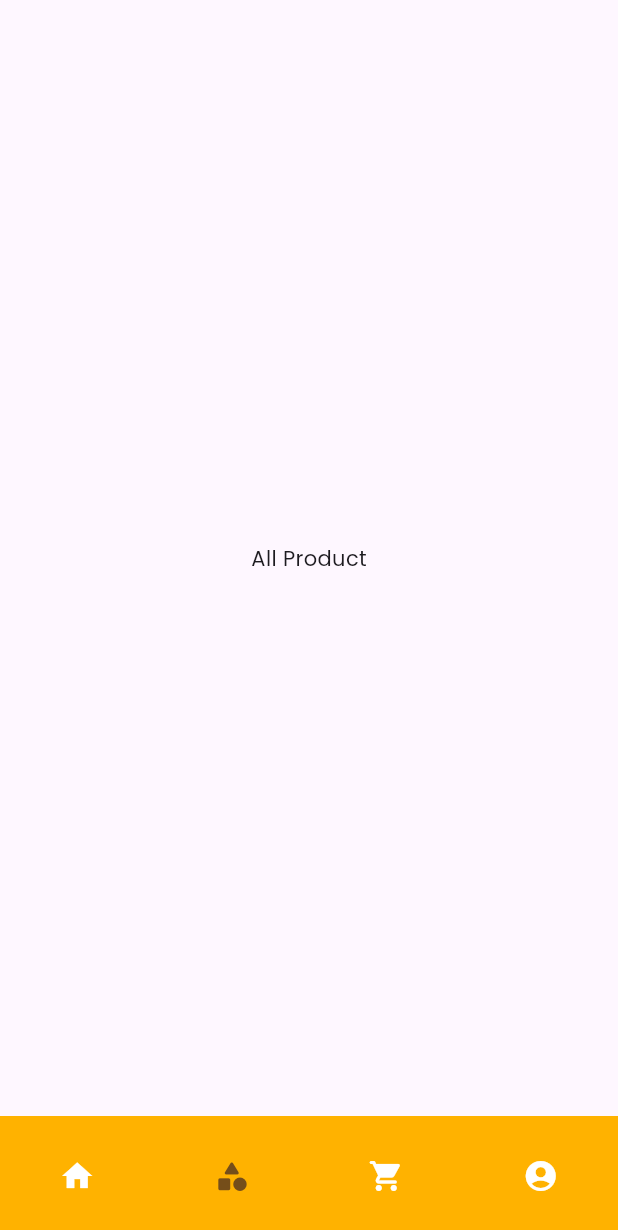
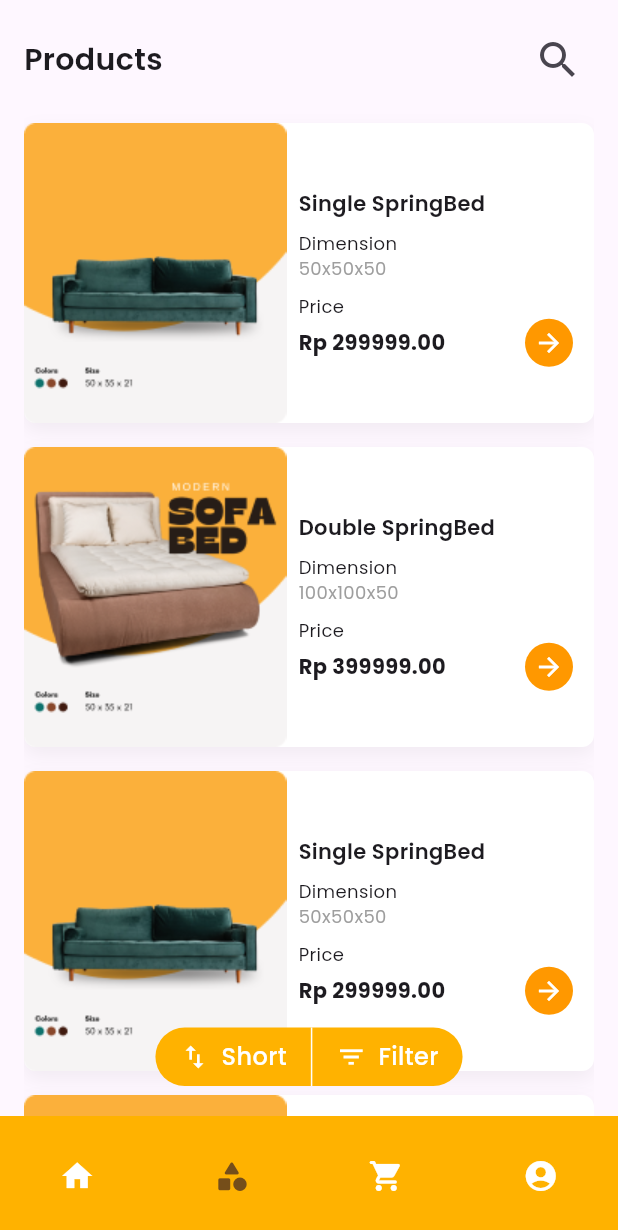
Before and after one commit to fauz2323/woodman_fe, a Flutter app: the screen it shows after launch, item 2 of the bottom bar chosen, on a phone screen of 412 x 824 dp. Shown: the top 1230 px of the screen. Run offline on Flutter 3.47's test engine with Material 3 defaults, Android fonts, the light colour scheme and no system bars; our stand-ins replace bloc, carousel_slider, flutter_bloc, freezed_annotation, google_fonts.

Commit message:
Create product page & product card horizontal widget

```diff
--- a/lib/main/view/pages/beranda/cubit/beranda_cubit.dart
+++ b/lib/main/view/pages/beranda/cubit/beranda_cubit.dart
@@ -5,5 +5,5 @@ part 'beranda_state.dart';
 part 'beranda_cubit.freezed.dart';
 
 class BerandaCubit extends Cubit<BerandaState> {
-  BerandaCubit() : super(BerandaState.initial());
+  BerandaCubit() : super(const BerandaState.initial());
 }
--- a/lib/main/view/pages/home/cubit/home_cubit.dart
+++ b/lib/main/view/pages/home/cubit/home_cubit.dart
@@ -5,7 +5,7 @@ part 'home_state.dart';
 part 'home_cubit.freezed.dart';
 
 class HomeCubit extends Cubit<HomeState> {
-  HomeCubit() : super(HomeState.initial(0));
+  HomeCubit() : super(const HomeState.initial(0));
 
   void setSelected(int index) {
     emit(HomeState.initial(index));
--- a/lib/main/view/pages/home/home_view.dart
+++ b/lib/main/view/pages/home/home_view.dart
@@ -11,7 +11,7 @@ class HomeView extends StatelessWidget {
 
   static final List<Widget> _fragment = <Widget>[
     BerandaView(),
-    const ProductView(),
+    ProductView(),
     const CartView(),
     const ProfileView(),
   ];
--- a/lib/main/view/pages/login/cubit/login_cubit.dart
+++ b/lib/main/view/pages/login/cubit/login_cubit.dart
@@ -5,7 +5,7 @@ part 'login_state.dart';
 part 'login_cubit.freezed.dart';
 
 class LoginCubit extends Cubit<LoginState> {
-  LoginCubit() : super(LoginState.initial(true));
+  LoginCubit() : super(const LoginState.initial(true));
 
   setObsecure(bool activeObsecure) {
     emit(LoginState.initial(!activeObsecure));
--- /dev/null
+++ b/lib/main/view/pages/product/cubit/product_cubit.dart
@@ -0,0 +1,9 @@
+import 'package:bloc/bloc.dart';
+import 'package:freezed_annotation/freezed_annotation.dart';
+
+part 'product_state.dart';
+part 'product_cubit.freezed.dart';
+
+class ProductCubit extends Cubit<ProductState> {
+  ProductCubit() : super(ProductState.initial());
+}
--- /dev/null
+++ b/lib/main/view/pages/product/cubit/product_state.dart
@@ -0,0 +1,6 @@
+part of 'product_cubit.dart';
+
+@freezed
+class ProductState with _$ProductState {
+  const factory ProductState.initial() = _Initial;
+}
--- a/lib/main/view/pages/product/product_view.dart
+++ b/lib/main/view/pages/product/product_view.dart
@@ -1,13 +1,142 @@
 import 'package:flutter/material.dart';
+import 'package:google_fonts/google_fonts.dart';
+import 'package:woodman_project_fe/main/view/widged/my_product_card_horizontal_widget.dart';
+import 'package:woodman_project_fe/model/product_model.dart';
 
 class ProductView extends StatelessWidget {
-  const ProductView({super.key});
+  ProductView({super.key});
 
+  final List<ProductModel> products = [
+    ProductModel(
+      name: 'Single SpringBed',
+      dimension: '50x50x50',
+      price: 299999.00,
+      imageUrl: 'asset/images/sofa.png',
+    ),
+    ProductModel(
+      name: 'Double SpringBed',
+      dimension: '100x100x50',
+      price: 399999.00,
+      imageUrl: 'asset/images/sofabed.png',
+    ),
+    ProductModel(
+      name: 'Single SpringBed',
+      dimension: '50x50x50',
+      price: 299999.00,
+      imageUrl: 'asset/images/sofa.png',
+    ),
+    ProductModel(
+      name: 'Double SpringBed',
+      dimension: '100x100x50',
+      price: 399999.00,
+      imageUrl: 'asset/images/sofabed.png',
+    ),
+  ];
   @override
   Widget build(BuildContext context) {
-    return const Scaffold(
-      body: Center(
-        child: Text('All Product'),
+    return Scaffold(
+      body: Padding(
+        padding: const EdgeInsets.only(left: 16, bottom: 0, right: 16, top: 16),
+        child: Column(
+          crossAxisAlignment: CrossAxisAlignment.start,
+          children: [
+            Row(
+              mainAxisAlignment: MainAxisAlignment.spaceBetween,
+              children: [
+                Text(
+                  'Products',
+                  style: GoogleFonts.poppins(
+                    fontWeight: FontWeight.w600,
+                    fontSize: 20,
+                  ),
+                ),
+                IconButton(
+                  onPressed: () {},
+                  icon: const Icon(
+                    Icons.search,
+                    size: 32,
+                  ),
+                ),
+              ],
+            ),
+            const SizedBox(height: 10),
+            Expanded(
+              child: ListView.builder(
+                itemCount: products.length,
+                itemBuilder: (context, index) {
+                  return MyProductCardHorizontalWidget(
+                    product: products[index],
+                    onTap: () {},
+                  );
+                },
+              ),
+            ),
+          ],
+        ),
+      ),
+      floatingActionButton: Padding(
+        padding: const EdgeInsets.only(bottom: 4),
+        child: _buildFloatingActionButton(),
+      ),
+      floatingActionButtonLocation: FloatingActionButtonLocation.centerFloat,
+    );
+  }
+
+  Widget _buildFloatingActionButton() {
+    return Container(
+      decoration: BoxDecoration(
+        color: const Color(0xffFFB200),
+        borderRadius: BorderRadius.circular(25),
+      ),
+      child: Row(
+        mainAxisSize: MainAxisSize.min,
+        children: [
+          _buildButton(
+            icon: Icons.swap_vert,
+            label: 'Short',
+            onTap: () {},
+            showBorder: true,
+          ),
+          _buildButton(
+            icon: Icons.filter_list,
+            label: 'Filter',
+            onTap: () {},
+          ),
+        ],
+      ),
+    );
+  }
+
+  Widget _buildButton({
+    required IconData icon,
+    required String label,
+    required VoidCallback onTap,
+    bool showBorder = false,
+  }) {
+    return InkWell(
+      onTap: onTap,
+      child: Container(
+        padding: const EdgeInsets.symmetric(horizontal: 16, vertical: 8),
+        decoration: BoxDecoration(
+          border: showBorder
+              ? const Border(right: BorderSide(color: Colors.white, width: 1))
+              : null,
+        ),
+        child: Row(
+          mainAxisSize: MainAxisSize.min,
+          children: [
+            Icon(icon, color: Colors.white, size: 20),
+            const SizedBox(width: 8),
+            Text(
+              label,
+              style: GoogleFonts.poppins(
+                color: Colors.white,
+                fontSize: 16,
+                fontWeight: FontWeight.w500,
+              ),
+            ),
+          ],
+        ),
       ),
     );
   }
--- a/lib/main/view/pages/register/cubit/register_cubit.dart
+++ b/lib/main/view/pages/register/cubit/register_cubit.dart
@@ -5,7 +5,7 @@ part 'register_state.dart';
 part 'register_cubit.freezed.dart';
 
 class RegisterCubit extends Cubit<RegisterState> {
-  RegisterCubit() : super(RegisterState.initial(true));
+  RegisterCubit() : super(const RegisterState.initial(true));
 
   setObsecure(bool activeObsecure) {
     emit(RegisterState.initial(!activeObsecure));
--- a/lib/main/view/pages/splash/cubit/splash_cubit.dart
+++ b/lib/main/view/pages/splash/cubit/splash_cubit.dart
@@ -5,5 +5,5 @@ part 'splash_state.dart';
 part 'splash_cubit.freezed.dart';
 
 class SplashCubit extends Cubit<SplashState> {
-  SplashCubit() : super(SplashState.initial());
+  SplashCubit() : super(const SplashState.initial());
 }
--- /dev/null
+++ b/lib/main/view/widged/my_product_card_horizontal_widget.dart
@@ -0,0 +1,105 @@
+import 'package:flutter/material.dart';
+
+import '../../../model/product_model.dart';
+
+class MyProductCardHorizontalWidget extends StatelessWidget {
+  const MyProductCardHorizontalWidget({
+    super.key,
+    required this.product,
+    this.onTap,
+  });
+
+  final ProductModel product;
+  final VoidCallback? onTap;
+
+  @override
+  Widget build(BuildContext context) {
+    return Container(
+      margin: const EdgeInsets.symmetric(horizontal: 0, vertical: 8),
+      decoration: BoxDecoration(
+        color: Colors.white,
+        borderRadius: BorderRadius.circular(8),
+        boxShadow: [
+          BoxShadow(
+            color: Colors.black.withOpacity(0.05),
+            blurRadius: 10,
+            offset: const Offset(0, 5),
+          ),
+        ],
+      ),
+      child: Row(
+        children: [
+          // Product image
+          Image.asset(
+            product.imageUrl,
+            fit: BoxFit.contain,
+          ),
+          // Right side - Product details
+          Expanded(
+            child: Container(
+              padding: const EdgeInsets.fromLTRB(8, 14, 14, 8),
+              child: Column(
+                crossAxisAlignment: CrossAxisAlignment.start,
+                children: [
+                  Text(
+                    product.name,
+                    style: const TextStyle(
+                      fontSize: 14,
+                      fontWeight: FontWeight.w600,
+                    ),
+                  ),
+                  const SizedBox(height: 8),
+                  const Text(
+                    'Dimension',
+                    style: TextStyle(
+                      fontSize: 12,
+                    ),
+                  ),
+                  Text(
+                    product.dimension,
+                    style: const TextStyle(
+                      color: Colors.grey,
+                      fontSize: 12,
+                    ),
+                  ),
+                  const SizedBox(height: 8),
+                  const Text(
+                    'Price',
+                    style: TextStyle(
+                      fontSize: 12,
+                    ),
+                  ),
+                  Row(
+                    mainAxisAlignment: MainAxisAlignment.spaceBetween,
+                    children: [
+                      Text(
+                        'Rp ${product.price.toStringAsFixed(2)}',
+                        style: const TextStyle(
+                          fontSize: 14,
+                          fontWeight: FontWeight.bold,
+                        ),
+                      ),
+                      Container(
+                        width: 32,
+                        height: 32,
+                        decoration: const BoxDecoration(
+                          color: Colors.orange,
+                          shape: BoxShape.circle,
+                        ),
+                        child: const Icon(
+                          Icons.arrow_forward,
+                          color: Colors.white,
+                          size: 20,
+                        ),
+                      ),
+                    ],
+                  ),
+                ],
+              ),
+            ),
+          ),
+        ],
+      ),
+    );
+  }
+}
--- /dev/null
+++ b/lib/model/product_model.dart
@@ -0,0 +1,14 @@
+// MODEL (TEMPORARY)
+class ProductModel {
+  final String name;
+  final String dimension;
+  final double price;
+  final String imageUrl;
+
+  ProductModel({
+    required this.name,
+    required this.dimension,
+    required this.price,
+    required this.imageUrl,
+  });
+}
```
Also changed, not shown: lib/main/view/pages/product/cubit/product_cubit.freezed.dart (added).
